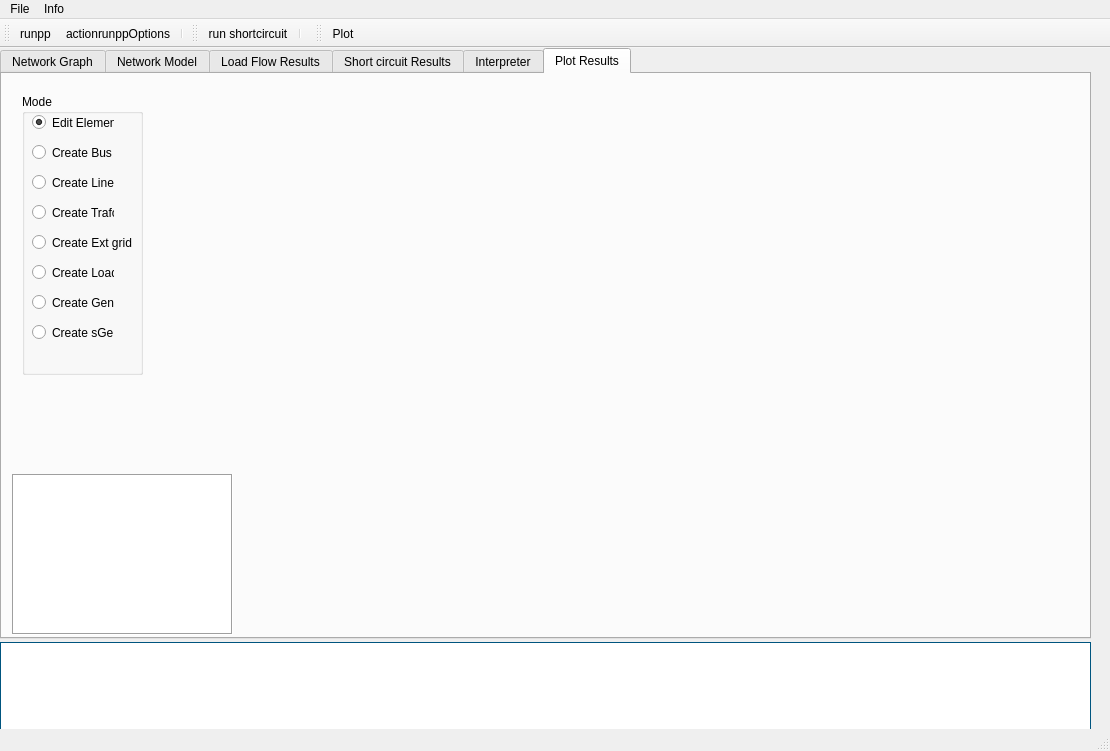
This is resources/ui/main_develop.ui in vogt31337/pandapower-gui as Qt 5 draws it before an edit. The edited form follows.
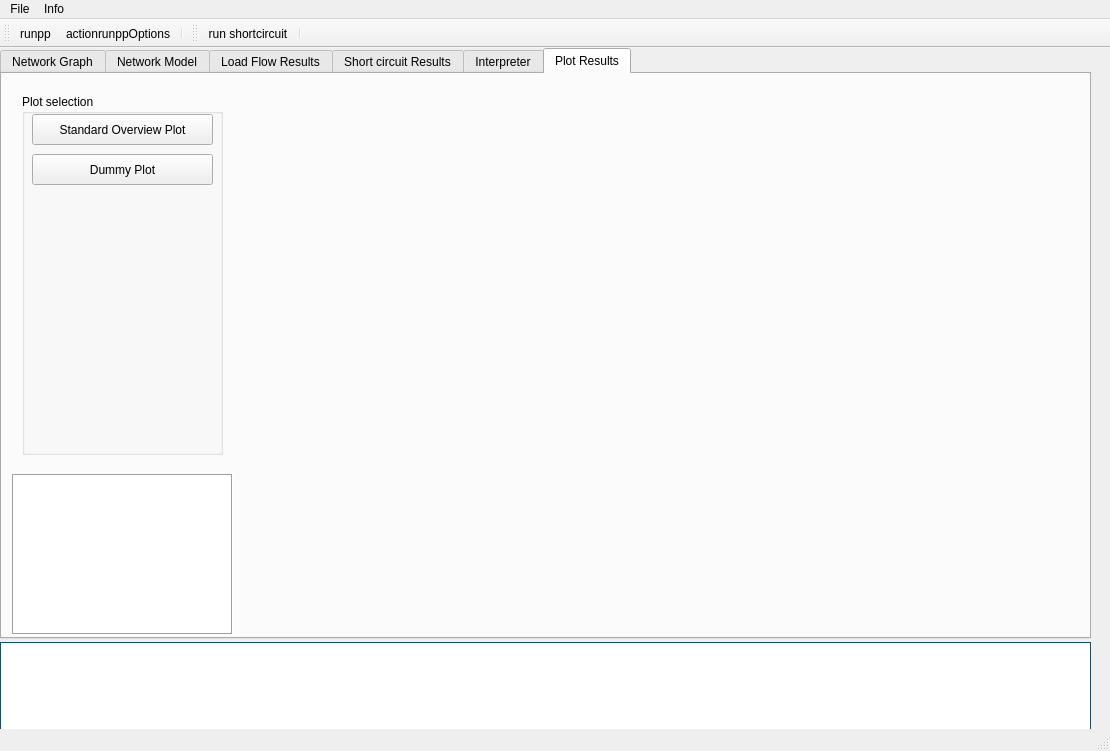
This is the edited form. Icons and pictures are not drawn.

Commit message: result plot buttons, TODOs included

The edit to the form file:
```diff
--- a/resources/ui/main_develop.ui
+++ b/resources/ui/main_develop.ui
@@ -995,118 +995,37 @@
        <rect>
         <x>20</x>
         <y>20</y>
-        <width>121</width>
-        <height>281</height>
+        <width>201</width>
+        <height>361</height>
        </rect>
       </property>
       <property name="title">
-       <string>Mode</string>
+       <string>Plot selection</string>
       </property>
-      <widget class="QRadioButton" name="create_bus_6">
-       <property name="geometry">
-        <rect>
-         <x>10</x>
-         <y>50</y>
-         <width>82</width>
-         <height>17</height>
-        </rect>
-       </property>
-       <property name="text">
-        <string>Create Bus</string>
-       </property>
-      </widget>
-      <widget class="QRadioButton" name="create_line_6">
-       <property name="geometry">
-        <rect>
-         <x>10</x>
-         <y>80</y>
-         <width>82</width>
-         <height>17</height>
-        </rect>
-       </property>
-       <property name="text">
-        <string>Create Line</string>
-       </property>
-      </widget>
-      <widget class="QRadioButton" name="create_trafo_6">
-       <property name="geometry">
-        <rect>
-         <x>10</x>
-         <y>110</y>
-         <width>82</width>
-         <height>17</height>
-        </rect>
-       </property>
-       <property name="text">
-        <string>Create Trafo</string>
-       </property>
-      </widget>
-      <widget class="QRadioButton" name="create_edit_elements_6">
+      <widget class="QPushButton" name="pushButton">
        <property name="geometry">
         <rect>
          <x>10</x>
          <y>20</y>
-         <width>82</width>
-         <height>17</height>
+         <width>181</width>
+         <height>31</height>
         </rect>
        </property>
        <property name="text">
-        <string>Edit Elements</string>
+        <string>Standard Overview Plot</string>
        </property>
-       <property name="checked">
-        <bool>true</bool>
-       </property>
       </widget>
-      <widget class="QRadioButton" name="create_ext_grid_6">
+      <widget class="QPushButton" name="pushButton_2">
        <property name="geometry">
         <rect>
          <x>10</x>
-         <y>140</y>
-         <width>101</width>
-         <height>17</height>
+         <y>60</y>
+         <width>181</width>
+         <height>31</height>
         </rect>
        </property>
        <property name="text">
-        <string>Create Ext grid</string>
-       </property>
-      </widget>
-      <widget class="QRadioButton" name="create_load_6">
-       <property name="geometry">
-        <rect>
-         <x>10</x>
-         <y>170</y>
-         <width>82</width>
-         <height>17</height>
-        </rect>
-       </property>
-       <property name="text">
-        <string>Create Load</string>
-       </property>
-      </widget>
-      <widget class="QRadioButton" name="create_gen_6">
-       <property name="geometry">
-        <rect>
-         <x>10</x>
-         <y>200</y>
-         <width>82</width>
-         <height>17</height>
-        </rect>
-       </property>
-       <property name="text">
-        <string>Create Gen</string>
-       </property>
-      </widget>
-      <widget class="QRadioButton" name="create_sgen_6">
-       <property name="geometry">
-        <rect>
-         <x>10</x>
-         <y>230</y>
-         <width>82</width>
-         <height>17</height>
-        </rect>
-       </property>
-       <property name="text">
-        <string>Create sGen</string>
+        <string>Dummy Plot</string>
        </property>
       </widget>
      </widget>
@@ -1203,18 +1122,6 @@
    <addaction name="actionSC"/>
    <addaction name="separator"/>
   </widget>
-  <widget class="QToolBar" name="toolBar_3">
-   <property name="windowTitle">
-    <string>toolBar_3</string>
-   </property>
-   <attribute name="toolBarArea">
-    <enum>TopToolBarArea</enum>
-   </attribute>
-   <attribute name="toolBarBreak">
-    <bool>false</bool>
-   </attribute>
-   <addaction name="actionPlot"/>
-  </widget>
   <action name="actionLoad">
    <property name="text">
     <string>Load</string>
```
The commit also changes 1 other file.
